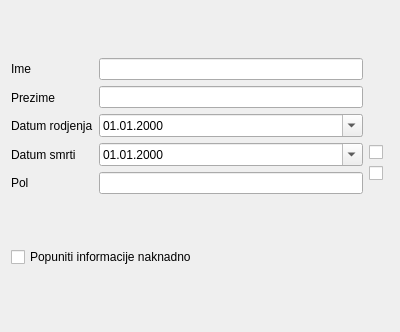
This is ProjectAlmond/dialognovaosoba.ui in bozidarrr/RS15-14 as Qt 5 draws it before an edit. The edited form follows.
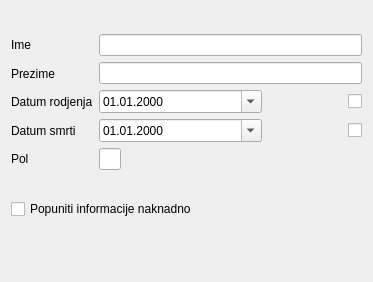
This is the edited form.

Patch:
```diff
--- a/ProjectAlmond/dialognovaosoba.ui
+++ b/ProjectAlmond/dialognovaosoba.ui
@@ -6,20 +6,16 @@
    <rect>
     <x>0</x>
     <y>0</y>
-    <width>400</width>
-    <height>332</height>
+    <width>373</width>
+    <height>282</height>
    </rect>
   </property>
   <property name="windowTitle">
    <string>Dialog</string>
   </property>
-  <layout class="QVBoxLayout" name="verticalLayout_5">
-   <item>
-    <layout class="QHBoxLayout" name="horizontalLayout_2">
-     <item>
       <layout class="QVBoxLayout" name="verticalLayout_3">
        <item>
-        <layout class="QHBoxLayout" name="horizontalLayout">
+    <layout class="QHBoxLayout" name="horizontalLayout_4">
          <item>
           <layout class="QVBoxLayout" name="verticalLayout_2">
            <item>
@@ -68,10 +64,18 @@
             <widget class="QLineEdit" name="unosPrezime"/>
            </item>
            <item>
+        <layout class="QHBoxLayout" name="horizontalLayout_3">
+         <item>
             <widget class="QDateEdit" name="unosRodjenje">
              <property name="enabled">
               <bool>true</bool>
              </property>
+           <property name="sizePolicy">
+            <sizepolicy hsizetype="Expanding" vsizetype="Fixed">
+             <horstretch>0</horstretch>
+             <verstretch>0</verstretch>
+            </sizepolicy>
+           </property>
              <property name="showGroupSeparator" stdset="0">
               <bool>false</bool>
              </property>
@@ -84,10 +88,46 @@
             </widget>
            </item>
            <item>
+          <spacer name="horizontalSpacer">
+           <property name="orientation">
+            <enum>Qt::Horizontal</enum>
+           </property>
+           <property name="sizeType">
+            <enum>QSizePolicy::Preferred</enum>
+           </property>
+           <property name="sizeHint" stdset="0">
+            <size>
+             <width>80</width>
+             <height>20</height>
+            </size>
+           </property>
+          </spacer>
+         </item>
+         <item>
+          <widget class="QCheckBox" name="chkNepoznatDR">
+           <property name="focusPolicy">
+            <enum>Qt::NoFocus</enum>
+           </property>
+           <property name="text">
+            <string/>
+           </property>
+          </widget>
+         </item>
+        </layout>
+       </item>
+       <item>
+        <layout class="QHBoxLayout" name="horizontalLayout_2">
+         <item>
             <widget class="QDateEdit" name="UnosSmrt">
              <property name="enabled">
               <bool>true</bool>
              </property>
+           <property name="sizePolicy">
+            <sizepolicy hsizetype="Expanding" vsizetype="Fixed">
+             <horstretch>0</horstretch>
+             <verstretch>0</verstretch>
+            </sizepolicy>
+           </property>
              <property name="displayFormat">
               <string>dd.MM.yyyy</string>
              </property>
@@ -97,38 +137,29 @@
             </widget>
            </item>
            <item>
-            <widget class="QLineEdit" name="unosPol"/>
-           </item>
-          </layout>
-         </item>
-        </layout>
-       </item>
-       <item>
-        <widget class="QCheckBox" name="checkBox">
-         <property name="text">
-          <string>Popuniti informacije naknadno</string>
-         </property>
-        </widget>
-       </item>
-      </layout>
-     </item>
-     <item>
-      <layout class="QVBoxLayout" name="verticalLayout_4">
-       <item>
-        <spacer name="verticalSpacer">
+          <spacer name="horizontalSpacer_2">
          <property name="orientation">
-          <enum>Qt::Vertical</enum>
+            <enum>Qt::Horizontal</enum>
+           </property>
+           <property name="sizeType">
+            <enum>QSizePolicy::Preferred</enum>
          </property>
          <property name="sizeHint" stdset="0">
           <size>
-           <width>20</width>
-           <height>40</height>
+             <width>80</width>
+             <height>20</height>
           </size>
          </property>
         </spacer>
        </item>
        <item>
         <widget class="QCheckBox" name="chkSmrt">
+           <property name="sizePolicy">
+            <sizepolicy hsizetype="Minimum" vsizetype="Fixed">
+             <horstretch>0</horstretch>
+             <verstretch>0</verstretch>
+            </sizepolicy>
+           </property>
          <property name="focusPolicy">
           <enum>Qt::NoFocus</enum>
          </property>
@@ -140,25 +171,35 @@
          </property>
         </widget>
        </item>
+        </layout>
+       </item>
        <item>
-        <widget class="QCheckBox" name="chkNepoznatDR">
-         <property name="focusPolicy">
-          <enum>Qt::NoFocus</enum>
-         </property>
-         <property name="text">
-          <string/>
+        <layout class="QHBoxLayout" name="horizontalLayout">
+         <item>
+          <widget class="QLineEdit" name="unosPol">
+           <property name="sizePolicy">
+            <sizepolicy hsizetype="Preferred" vsizetype="Fixed">
+             <horstretch>0</horstretch>
+             <verstretch>0</verstretch>
+            </sizepolicy>
+           </property>
+           <property name="maximumSize">
+            <size>
+             <width>30</width>
+             <height>16777215</height>
+            </size>
          </property>
         </widget>
        </item>
        <item>
-        <spacer name="verticalSpacer_2">
+          <spacer name="horizontalSpacer_3">
          <property name="orientation">
-          <enum>Qt::Vertical</enum>
+            <enum>Qt::Horizontal</enum>
          </property>
          <property name="sizeHint" stdset="0">
           <size>
-           <width>20</width>
-           <height>40</height>
+             <width>300</width>
+             <height>20</height>
           </size>
          </property>
         </spacer>
@@ -166,6 +207,15 @@
       </layout>
      </item>
     </layout>
+     </item>
+    </layout>
+   </item>
+   <item>
+    <widget class="QCheckBox" name="checkBox">
+     <property name="text">
+      <string>Popuniti informacije naknadno</string>
+     </property>
+    </widget>
    </item>
    <item>
     <widget class="QDialogButtonBox" name="buttonBox">
```
Lines whose indentation alone changed are shown as unchanged.
